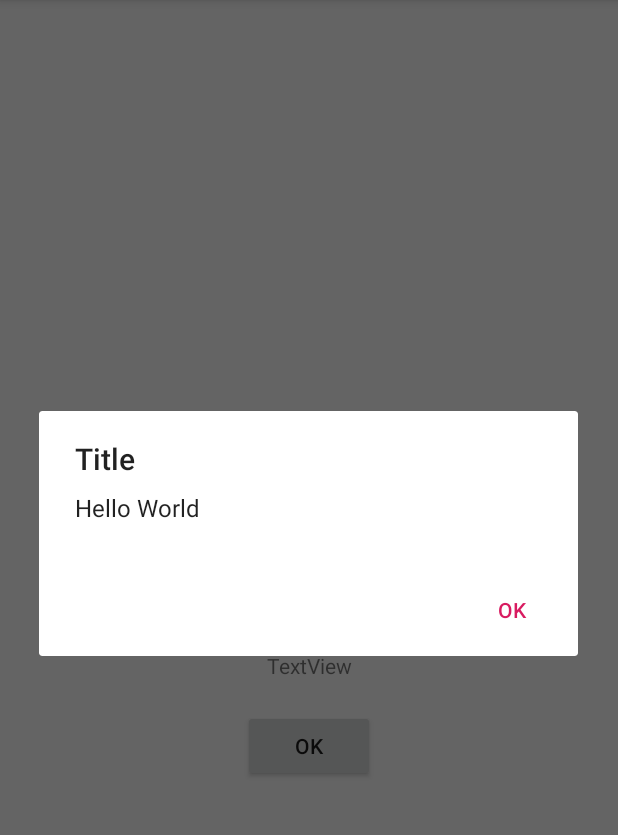
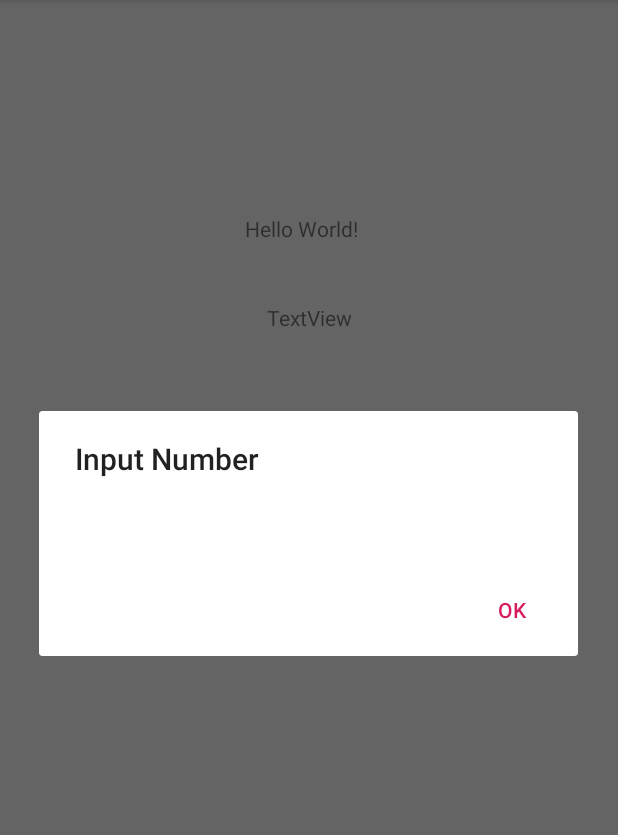
Before and after one commit to doraemon9001/AndroidPractice, an Android app: the screen it shows after launch (MainActivity), after a tap on "OK", on a phone screen of 412 x 824 dp, the part 84-919 px from its top. Run offline under Robolectric (Android 15) with nearby library versions, the phone set to English and light mode, and no system bars.

Commit message:
1. 使用lambda設定click事件方法 2. 使用Intent傳遞資料到另一個Activity

```diff
--- a/app/build.gradle
+++ b/app/build.gradle
@@ -24,7 +24,7 @@ android {
 
 dependencies {
     implementation fileTree(dir: 'libs', include: ['*.jar'])
-    implementation"org.jetbrains.kotlin:kotlin-stdlib-jdk7:$kotlin_version"
+    implementation "org.jetbrains.kotlin:kotlin-stdlib-jdk7:$kotlin_version"
     implementation 'androidx.appcompat:appcompat:1.0.0-beta01'
     implementation 'androidx.core:core-ktx:1.1.0-alpha05'
     implementation 'androidx.constraintlayout:constraintlayout:1.1.3'
--- a/app/src/main/AndroidManifest.xml
+++ b/app/src/main/AndroidManifest.xml
@@ -9,11 +9,13 @@
             android:roundIcon="@mipmap/ic_launcher_round"
             android:supportsRtl="true"
             android:theme="@style/AppTheme">
+        <activity android:name=".ResultActivity">
+        </activity>
         <activity android:name=".MainActivity">
             <intent-filter>
-                <action android:name="android.intent.action.MAIN" />
+                <action android:name="android.intent.action.MAIN"/>
 
-                <category android:name="android.intent.category.LAUNCHER" />
+                <category android:name="android.intent.category.LAUNCHER"/>
             </intent-filter>
         </activity>
     </application>
--- a/app/src/main/java/com/lance/guess/MainActivity.kt
+++ b/app/src/main/java/com/lance/guess/MainActivity.kt
@@ -1,5 +1,6 @@
 package com.lance.guess
 
+import android.content.Intent
 import android.os.Bundle
 import android.widget.Button
 import android.widget.TextView
@@ -22,17 +23,19 @@ class MainActivity : AppCompatActivity() {
 //        val txtShow = textView
 //        txtShow.setText("test: ${word}")
 
-        bt_submit.setOnClickListener{
-            Toast.makeText(this, "OnClick",Toast.LENGTH_LONG).show()
+        bt_submit.setOnClickListener {
+            val inputNumber = ed_number.text.toString()
+            Toast.makeText(this, inputNumber, Toast.LENGTH_LONG).show()
 
             AlertDialog.Builder(this)
-                .setTitle("Title")
-                .setMessage("Hello World")
-                .setPositiveButton("ok", null)
+                .setTitle("Input Number")
+                .setMessage(inputNumber)
+                .setPositiveButton("ok") { _ , _ ->
+                    var intent = Intent(this, ResultActivity::class.java)
+                    intent.putExtra("result", inputNumber)
+                    startActivity(intent)
+                }
                 .show()
         }
     }
-
-
-
 }
--- a/app/src/main/res/layout/activity_main.xml
+++ b/app/src/main/res/layout/activity_main.xml
@@ -13,7 +13,8 @@
             app:layout_constraintBottom_toBottomOf="parent"
             app:layout_constraintLeft_toLeftOf="parent"
             app:layout_constraintRight_toRightOf="parent"
-            app:layout_constraintTop_toTopOf="parent" android:id="@+id/textView2"/>
+            app:layout_constraintTop_toTopOf="parent" android:id="@+id/textView2"
+            app:layout_constraintHorizontal_bias="0.485" app:layout_constraintVertical_bias="0.191"/>
     <TextView
             android:text="@string/text_view"
             android:layout_width="wrap_content"
@@ -21,13 +22,24 @@
             android:id="@+id/txtShow"
             app:layout_constraintTop_toBottomOf="@+id/textView2" android:layout_marginTop="40dp"
             app:layout_constraintStart_toStartOf="parent"
-            app:layout_constraintEnd_toEndOf="parent"/>
+            app:layout_constraintEnd_toEndOf="parent" android:layout_marginBottom="8dp"
+            app:layout_constraintBottom_toTopOf="@+id/ed_number"/>
     <Button
             android:text="OK"
             android:layout_width="wrap_content"
             android:layout_height="wrap_content"
             android:id="@+id/bt_submit" app:layout_constraintStart_toStartOf="parent"
-            app:layout_constraintEnd_toEndOf="parent" android:layout_marginTop="20dp"
-            app:layout_constraintTop_toBottomOf="@+id/txtShow"/>
+            app:layout_constraintEnd_toEndOf="parent"
+            app:layout_constraintHorizontal_bias="0.501" android:layout_marginTop="20dp"
+            app:layout_constraintTop_toBottomOf="@+id/ed_number"/>
+    <EditText
+            android:layout_width="wrap_content"
+            android:layout_height="wrap_content"
+            android:inputType="number"
+            android:ems="10"
+            android:id="@+id/ed_number"
+            app:layout_constraintStart_toStartOf="parent"
+            app:layout_constraintEnd_toEndOf="parent"
+            android:layout_marginTop="20dp" app:layout_constraintTop_toBottomOf="@+id/txtShow"/>
 
 </androidx.constraintlayout.widget.ConstraintLayout>
```
Also changed, not shown: app/src/main/java/com/lance/guess/ResultActivity.kt (added, +17 -0 lines), app/src/main/res/layout/activity_result.xml (added, +26 -0 lines). Lines whose indentation alone changed are shown as unchanged.
